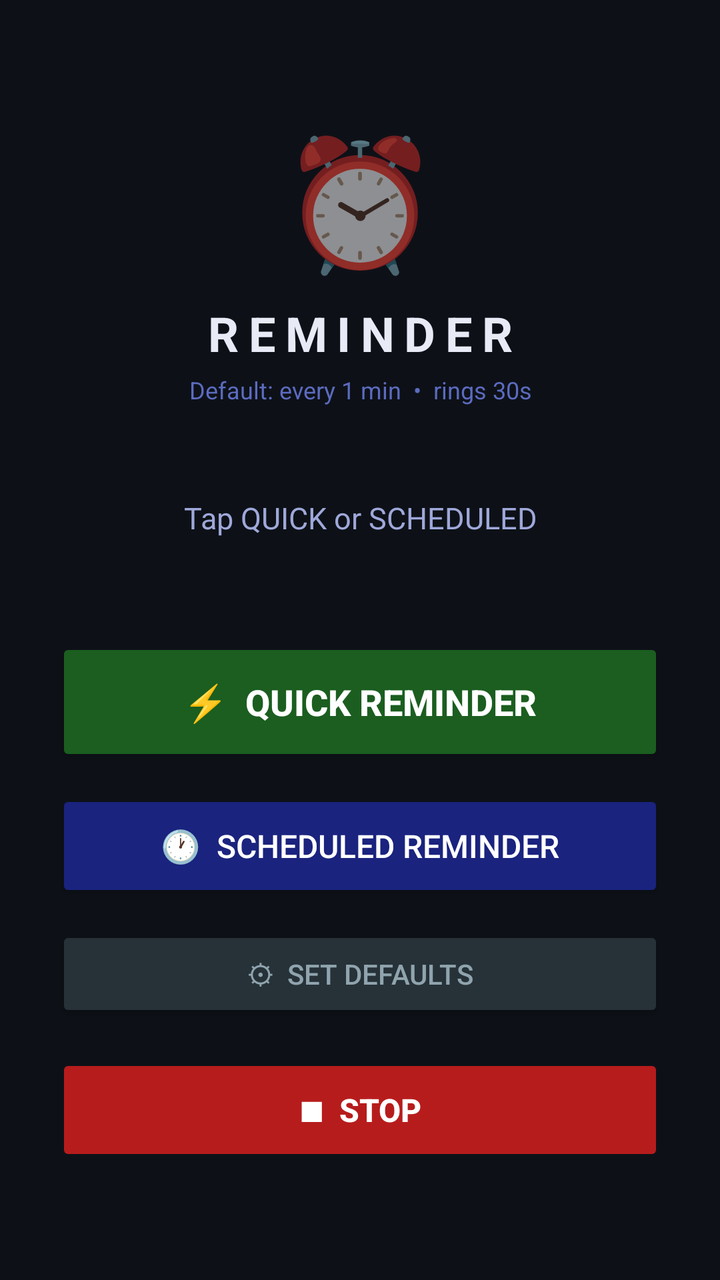
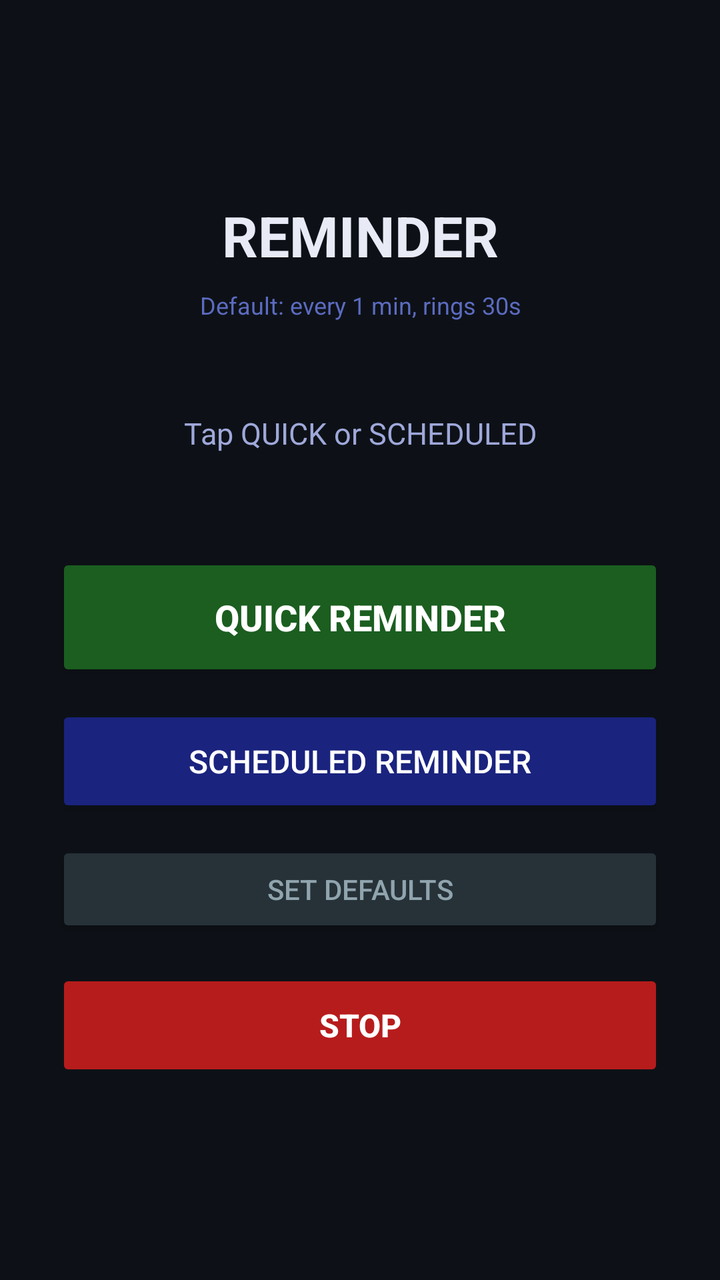

Screens rendered from an Android XML layout before and after an edit, with the pre-edit source and the edit as a unified diff.
<!-- AndroidManifest.xml: application theme AppTheme -->
<!-- res/layout/activity_main.xml -->
<?xml version="1.0" encoding="utf-8"?>
<LinearLayout xmlns:android="http://schemas.android.com/apk/res/android"
    android:layout_width="match_parent"
    android:layout_height="match_parent"
    android:orientation="vertical"
    android:gravity="center"
    android:padding="28dp"
    android:background="#0D1117">

    <TextView
        android:text="⏰"
        android:textSize="64sp"
        android:gravity="center"
        android:layout_width="match_parent"
        android:layout_height="wrap_content"
        android:layout_marginBottom="8dp"/>

    <TextView
        android:text="REMINDER"
        android:textSize="24sp"
        android:textStyle="bold"
        android:letterSpacing="0.2"
        android:textColor="#E8EAF6"
        android:gravity="center"
        android:layout_width="match_parent"
        android:layout_height="wrap_content"
        android:layout_marginBottom="4dp"/>

    <TextView
        android:id="@+id/tvSettings"
        android:text="Default: every 1 min  •  rings 30s"
        android:textSize="12sp"
        android:textColor="#5C6BC0"
        android:gravity="center"
        android:layout_width="match_parent"
        android:layout_height="wrap_content"
        android:layout_marginBottom="24dp"/>

    <TextView
        android:id="@+id/tvStatus"
        android:text="Tap QUICK or SCHEDULED"
        android:textSize="15sp"
        android:textColor="#9FA8DA"
        android:gravity="center"
        android:layout_width="match_parent"
        android:layout_height="wrap_content"
        android:minHeight="64dp"
        android:layout_marginBottom="28dp"/>

    
    <Button
        android:id="@+id/btnQuick"
        android:text="⚡  Quick Reminder"
        android:layout_width="match_parent"
        android:layout_height="64dp"
        android:textSize="18sp"
        android:textStyle="bold"
        android:backgroundTint="#1B5E20"
        android:textColor="#FFFFFF"
        android:layout_marginBottom="12dp"/>

    
    <Button
        android:id="@+id/btnScheduled"
        android:text="🕐  Scheduled Reminder"
        android:layout_width="match_parent"
        android:layout_height="56dp"
        android:textSize="16sp"
        android:backgroundTint="#1A237E"
        android:textColor="#FFFFFF"
        android:layout_marginBottom="12dp"/>

    
    <Button
        android:id="@+id/btnDefaultSettings"
        android:text="⚙  Set Defaults"
        android:layout_width="match_parent"
        android:layout_height="48dp"
        android:textSize="14sp"
        android:backgroundTint="#263238"
        android:textColor="#90A4AE"
        android:layout_marginBottom="16dp"/>

    
    <Button
        android:id="@+id/btnStop"
        android:text="■  STOP"
        android:layout_width="match_parent"
        android:layout_height="56dp"
        android:textSize="16sp"
        android:textStyle="bold"
        android:backgroundTint="#B71C1C"
        android:textColor="#FFFFFF"
        android:enabled="false"/>

</LinearLayout>
<!-- resources referenced by this layout -->
<resources>
  <style name="AppTheme" parent="Theme.MaterialComponents.DayNight.NoActionBar">
          <item name="colorPrimary">#3949AB</item>
          <item name="colorPrimaryDark">#1A237E</item>
          <item name="colorAccent">#7986CB</item>
      </style>
</resources>

<!-- the commit's change to res/layout/activity_main.xml (unified diff, before → after) -->
@@ -8,85 +8,72 @@
     android:background="#0D1117">
 
     <TextView
-        android:text="⏰"
-        android:textSize="64sp"
-        android:gravity="center"
         android:layout_width="match_parent"
         android:layout_height="wrap_content"
+        android:text="REMINDER"
+        android:textSize="28sp"
+        android:textStyle="bold"
+        android:textColor="#E8EAF6"
+        android:gravity="center"
         android:layout_marginBottom="8dp"/>
 
     <TextView
-        android:text="REMINDER"
-        android:textSize="24sp"
-        android:textStyle="bold"
-        android:letterSpacing="0.2"
-        android:textColor="#E8EAF6"
-        android:gravity="center"
+        android:id="@+id/tvSettings"
         android:layout_width="match_parent"
         android:layout_height="wrap_content"
-        android:layout_marginBottom="4dp"/>
-
-    <TextView
-        android:id="@+id/tvSettings"
-        android:text="Default: every 1 min  •  rings 30s"
+        android:text="Default: every 1 min, rings 30s"
         android:textSize="12sp"
         android:textColor="#5C6BC0"
         android:gravity="center"
-        android:layout_width="match_parent"
-        android:layout_height="wrap_content"
         android:layout_marginBottom="24dp"/>
 
     <TextView
         android:id="@+id/tvStatus"
+        android:layout_width="match_parent"
+        android:layout_height="wrap_content"
         android:text="Tap QUICK or SCHEDULED"
         android:textSize="15sp"
         android:textColor="#9FA8DA"
         android:gravity="center"
-        android:layout_width="match_parent"
-        android:layout_height="wrap_content"
         android:minHeight="64dp"
         android:layout_marginBottom="28dp"/>
 
-    
     <Button
         android:id="@+id/btnQuick"
-        android:text="⚡  Quick Reminder"
         android:layout_width="match_parent"
         android:layout_height="64dp"
+        android:text="Quick Reminder"
         android:textSize="18sp"
         android:textStyle="bold"
         android:backgroundTint="#1B5E20"
         android:textColor="#FFFFFF"
         android:layout_marginBottom="12dp"/>
 
-    
     <Button
         android:id="@+id/btnScheduled"
-        android:text="🕐  Scheduled Reminder"
         android:layout_width="match_parent"
         android:layout_height="56dp"
+        android:text="Scheduled Reminder"
         android:textSize="16sp"
         android:backgroundTint="#1A237E"
         android:textColor="#FFFFFF"
         android:layout_marginBottom="12dp"/>
 
-    
     <Button
         android:id="@+id/btnDefaultSettings"
-        android:text="⚙  Set Defaults"
         android:layout_width="match_parent"
         android:layout_height="48dp"
+        android:text="Set Defaults"
         android:textSize="14sp"
         android:backgroundTint="#263238"
         android:textColor="#90A4AE"
         android:layout_marginBottom="16dp"/>
 
-    
     <Button
         android:id="@+id/btnStop"
-        android:text="■  STOP"
         android:layout_width="match_parent"
         android:layout_height="56dp"
+        android:text="STOP"
         android:textSize="16sp"
         android:textStyle="bold"
         android:backgroundTint="#B71C1C"
